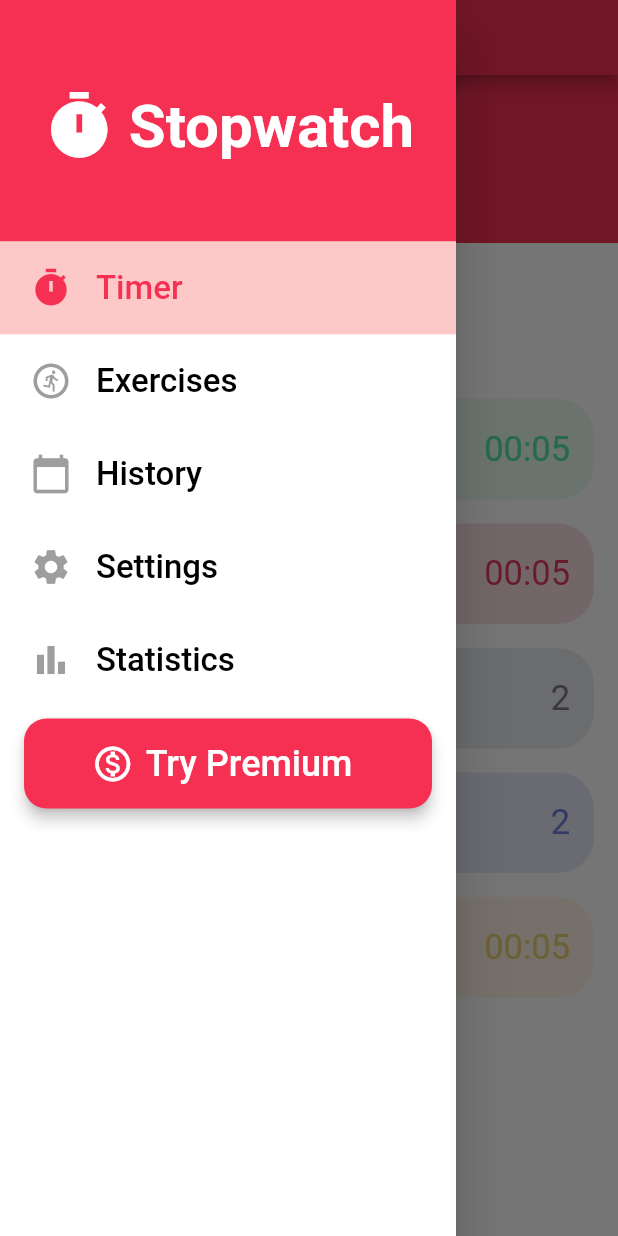
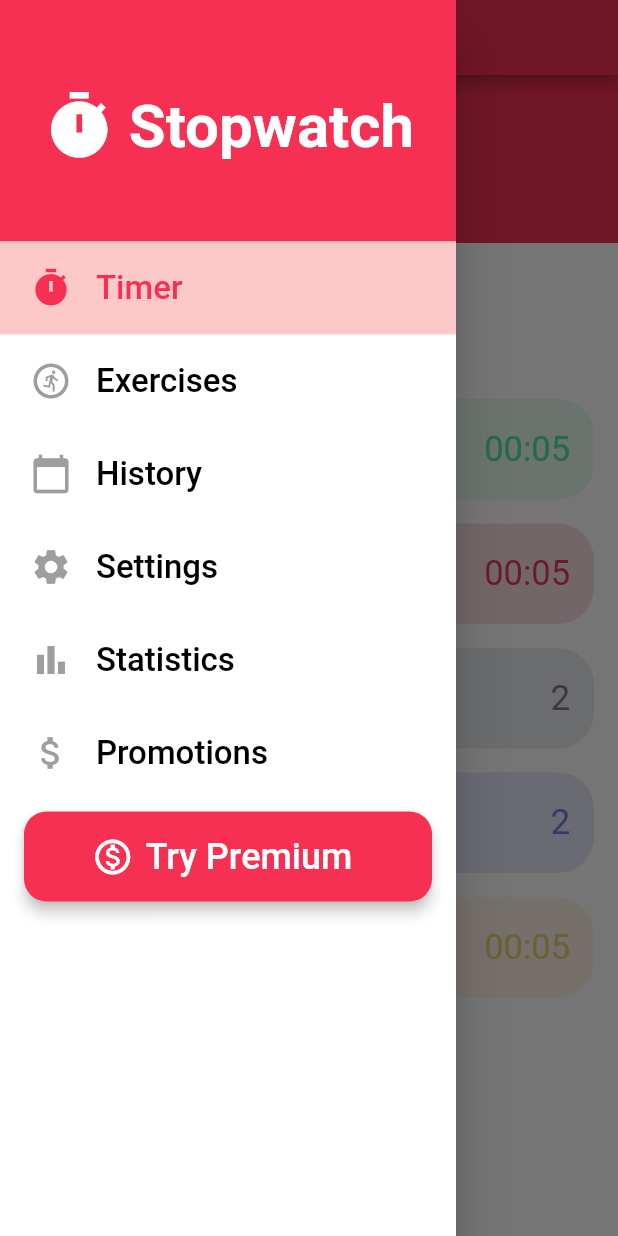
Before and after one commit to AlexPham19/Exercise_Timer_App, a Flutter app: the screen it shows after launch, with the side drawer open, on a phone screen of 412 x 824 dp. Run offline on Flutter 3.47's test engine with Material 2 defaults, Android fonts, the phone set to English and light mode, and no system bars; our stand-ins replace flutter_local_notifications, flutter_native_timezone, flutter_tts, hive, hive_flutter, just_audio and 1 more; missing offline and left inert: flutter_material_pickers; accounts and stored records are empty.

Commit message:
Restore Promotions menu

```diff
--- a/lib/widgets/drawer.dart
+++ b/lib/widgets/drawer.dart
@@ -83,11 +83,11 @@ class MaterialDrawer extends StatelessWidget {
                           icon: Icons.bar_chart,
                           route: '/statistics',
                           currentRoute: currentRoute),
-                      // DrawerTile(
-                      //     title: 'Promotions',
-                      //     icon: Icons.attach_money,
-                      //     route: '/promotions',
-                      //     currentRoute: currentRoute),
+                      DrawerTile(
+                          title: 'Promotions',
+                          icon: Icons.attach_money,
+                          route: '/promotions',
+                          currentRoute: currentRoute),
                       Align(
                         alignment: FractionalOffset.bottomCenter,
                         child: Container(
```
